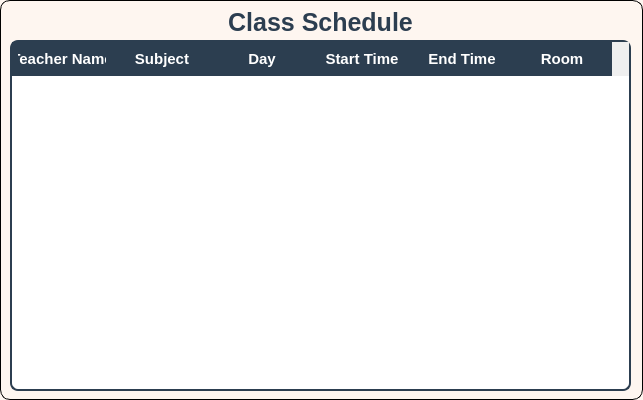
Before: the Qt Designer form StudentPanel/StudentSchedule.ui in sarimkhan4/SchoolManagementSystem, drawn with Qt 5.
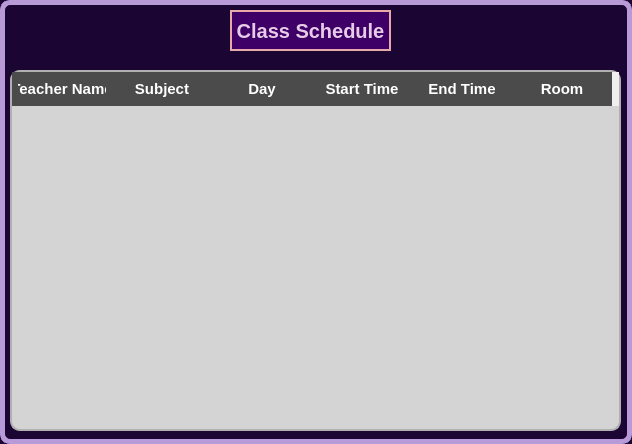
After: the same form once the commit is applied.

```diff
--- a/StudentPanel/StudentSchedule.ui
+++ b/StudentPanel/StudentSchedule.ui
@@ -6,8 +6,8 @@
    <rect>
     <x>0</x>
     <y>0</y>
-    <width>643</width>
-    <height>400</height>
+    <width>632</width>
+    <height>444</height>
    </rect>
   </property>
   <property name="windowTitle">
@@ -15,18 +15,18 @@
   </property>
   <property name="styleSheet">
    <string notr="true">QDialog#StudentSchedule {
-        background-color: #fef6f0   ;
-        border: 1px solid black;
+        background-color:#1B0633;
+border:5px solid #B89AD8;
         border-radius: 10%;
 }</string>
   </property>
   <widget class="QLabel" name="label">
    <property name="geometry">
     <rect>
-     <x>80</x>
-     <y>9</y>
-     <width>481</width>
-     <height>26</height>
+     <x>230</x>
+     <y>10</y>
+     <width>161</width>
+     <height>41</height>
     </rect>
    </property>
    <property name="font">
@@ -37,8 +37,13 @@
    </property>
    <property name="styleSheet">
     <string notr="true">QLabel#label {
-        font-size: 25px;
-color: #2c3e50 ;
+     background-color: #3E0066;
+  color: #E6CCE7;
+  border: 2px solid #E7A9A9;
+  font-weight: bold;
+  font-size: 20px;
+  text-align: center;
+
 }</string>
    </property>
    <property name="text">
@@ -52,28 +57,30 @@
    <property name="geometry">
     <rect>
      <x>10</x>
-     <y>40</y>
-     <width>621</width>
-     <height>351</height>
+     <y>70</y>
+     <width>611</width>
+     <height>361</height>
     </rect>
    </property>
    <property name="styleSheet">
     <string notr="true">QTableWidget#tableWidget {
-    border: 1.5px solid #2c3e50;
-    border-radius: 8px;
-    background-color: #ffffff;
+border: 1.5px solid #b0b0b0;  /* Softer grey border */
+    border-radius: 10px;
+    background-color: #d4d4d4;    /* Lighter table background */
     font-family: 'Segoe UI', sans-serif;
     font-size: 11pt;
-    color: #2c3e50;
-    gridline-color: #ecf0f1;
-    alternate-background-color: #f7f9fa;
-    selection-background-color: #d6eaf8;
-    selection-color: #1a252f;
+    color: #1f1f1f;
+    gridline-color: #bcbcbc;      /* Mid grey grid lines */
+    alternate-background-color: #e2e2e2;  /* Subtle row alternation */
+    selection-background-color: #b0b0b0;  /* Visible selection */
+    selection-color: #000000;
+    font-weight: 500;
+
 }
 
 QHeaderView::section {
-    background-color: #2c3e50;
-    color: white;
+    background-color: #4b4b4b;    /* Darker grey header */
+    color: #ffffff;               /* Light font for contrast */
     font-weight: bold;
     font-size: 11pt;
     padding: 6px;
@@ -82,18 +89,20 @@
 }
 
 QTableWidget QTableCornerButton::section {
-    background-color: #2c3e50;
+   background-color: #8a8a8a;    /* Match header color */
     border: none;
 }
 
 QTableWidget::item {
-    padding: 8px 10px;
-    font-size: 9pt;
+      padding: 8px 10px;
+    font-size: 10pt;
+    color: #1f1f1f;
+    background-color: transparent;
 }
 
 QTableWidget::item:selected {
-    background-color: #d6eaf8;
-    color: #1a252f;
+    background-color: #b0b0b0;
+    color: #000000;
 }
 </string>
    </property>
```
